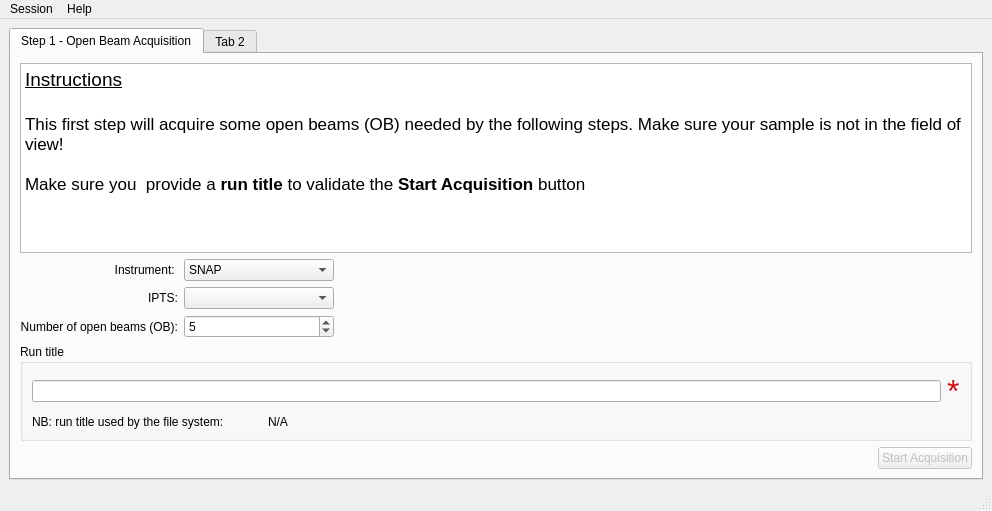
Old version of the form src/asui/ui/main_application.ui in the repository ornlneutronimaging/HyperCTui.
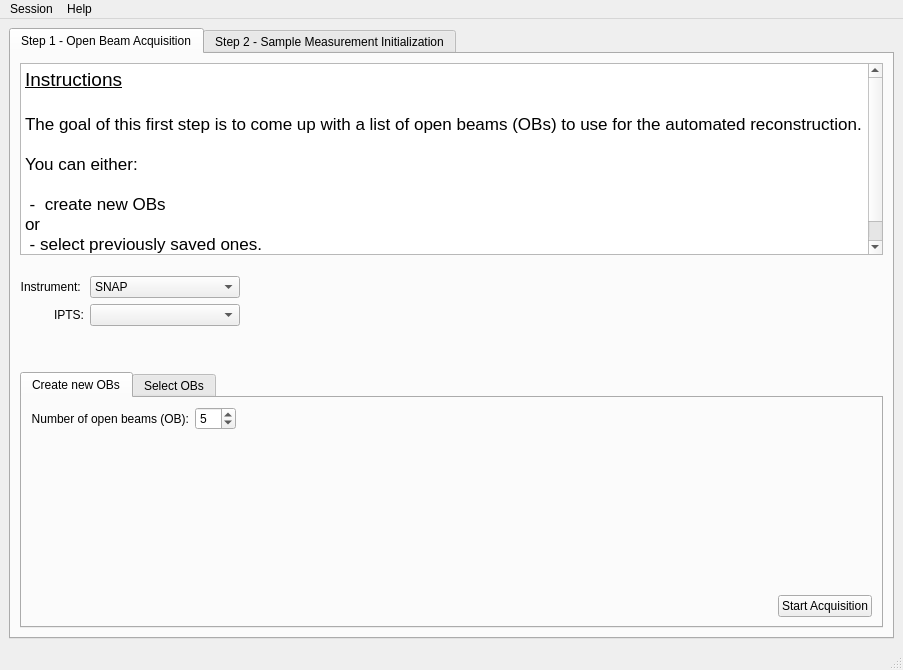
New version of the form. Icons and pictures are not drawn.

Commit message: new widgets for selection of OBs. this refs #4

Patch:
```diff
--- a/src/asui/ui/main_application.ui
+++ b/src/asui/ui/main_application.ui
@@ -6,8 +6,8 @@
    <rect>
     <x>0</x>
     <y>0</y>
-    <width>992</width>
-    <height>511</height>
+    <width>903</width>
+    <height>670</height>
    </rect>
   </property>
   <property name="windowTitle">
@@ -24,6 +24,12 @@
        <layout class="QVBoxLayout" name="verticalLayout_2">
         <item>
          <widget class="QTextEdit" name="textEdit">
+          <property name="minimumSize">
+           <size>
+            <width>0</width>
+            <height>160</height>
+           </size>
+          </property>
           <property name="readOnly">
            <bool>true</bool>
           </property>
@@ -34,9 +40,14 @@
 &lt;/style&gt;&lt;/head&gt;&lt;body style=&quot; font-family:'.AppleSystemUIFont'; font-size:13pt; font-weight:400; font-style:normal;&quot;&gt;
 &lt;p style=&quot; margin-top:0px; margin-bottom:0px; margin-left:0px; margin-right:0px; -qt-block-indent:0; text-indent:0px;&quot;&gt;&lt;span style=&quot; font-size:14pt; text-decoration: underline;&quot;&gt;Instructions&lt;/span&gt;&lt;/p&gt;
 &lt;p style=&quot;-qt-paragraph-type:empty; margin-top:0px; margin-bottom:0px; margin-left:0px; margin-right:0px; -qt-block-indent:0; text-indent:0px; font-size:14pt; text-decoration: underline;&quot;&gt;&lt;br /&gt;&lt;/p&gt;
-&lt;p style=&quot; margin-top:0px; margin-bottom:0px; margin-left:0px; margin-right:0px; -qt-block-indent:0; text-indent:0px;&quot;&gt;This first step will acquire some open beams (OB) needed by the following steps. Make sure your sample is not in the field of view!&lt;/p&gt;
+&lt;p style=&quot; margin-top:0px; margin-bottom:0px; margin-left:0px; margin-right:0px; -qt-block-indent:0; text-indent:0px;&quot;&gt;The goal of this first step is to come up with a list of open beams (OBs) to use for the automated reconstruction.&lt;/p&gt;
 &lt;p style=&quot;-qt-paragraph-type:empty; margin-top:0px; margin-bottom:0px; margin-left:0px; margin-right:0px; -qt-block-indent:0; text-indent:0px;&quot;&gt;&lt;br /&gt;&lt;/p&gt;
-&lt;p style=&quot; margin-top:0px; margin-bottom:0px; margin-left:0px; margin-right:0px; -qt-block-indent:0; text-indent:0px;&quot;&gt;Make sure you  provide a &lt;span style=&quot; font-weight:600;&quot;&gt;run title &lt;/span&gt;to validate the &lt;span style=&quot; font-weight:600;&quot;&gt;Start Acquisition&lt;/span&gt; button&lt;/p&gt;&lt;/body&gt;&lt;/html&gt;</string>
+&lt;p style=&quot; margin-top:0px; margin-bottom:0px; margin-left:0px; margin-right:0px; -qt-block-indent:0; text-indent:0px;&quot;&gt;You can either:&lt;/p&gt;
+&lt;p style=&quot;-qt-paragraph-type:empty; margin-top:0px; margin-bottom:0px; margin-left:0px; margin-right:0px; -qt-block-indent:0; text-indent:0px;&quot;&gt;&lt;br /&gt;&lt;/p&gt;
+&lt;p style=&quot; margin-top:0px; margin-bottom:0px; margin-left:0px; margin-right:0px; -qt-block-indent:0; text-indent:0px;&quot;&gt; -  create new OBs &lt;/p&gt;
+&lt;p style=&quot; margin-top:0px; margin-bottom:0px; margin-left:0px; margin-right:0px; -qt-block-indent:0; text-indent:0px;&quot;&gt;or&lt;/p&gt;
+&lt;p style=&quot; margin-top:0px; margin-bottom:0px; margin-left:0px; margin-right:0px; -qt-block-indent:0; text-indent:0px;&quot;&gt; - select previously saved ones.&lt;/p&gt;
+&lt;p style=&quot;-qt-paragraph-type:empty; margin-top:0px; margin-bottom:0px; margin-left:0px; margin-right:0px; -qt-block-indent:0; text-indent:0px;&quot;&gt;&lt;br /&gt;&lt;/p&gt;&lt;/body&gt;&lt;/html&gt;</string>
           </property>
          </widget>
         </item>
@@ -48,7 +59,7 @@
           <property name="sizeHint" stdset="0">
            <size>
             <width>20</width>
-            <height>1</height>
+            <height>9</height>
            </size>
           </property>
          </spacer>
@@ -68,16 +79,6 @@
             </property>
            </spacer>
           </item>
-          <item row="2" column="0">
-           <widget class="QLabel" name="label_3">
-            <property name="text">
-             <string>Number of open beams (OB):</string>
-            </property>
-            <property name="alignment">
-             <set>Qt::AlignRight|Qt::AlignTrailing|Qt::AlignVCenter</set>
-            </property>
-           </widget>
-          </item>
           <item row="0" column="0">
            <widget class="QLabel" name="label">
             <property name="text">
@@ -101,7 +102,64 @@
             </property>
            </widget>
           </item>
-          <item row="2" column="1">
+          <item row="0" column="1">
+           <widget class="QComboBox" name="step1_instrument_comboBox">
+            <property name="minimumSize">
+             <size>
+              <width>150</width>
+              <height>0</height>
+             </size>
+            </property>
+            <item>
+             <property name="text">
+              <string>SNAP</string>
+             </property>
+            </item>
+            <item>
+             <property name="text">
+              <string>VENUS</string>
+             </property>
+            </item>
+           </widget>
+          </item>
+         </layout>
+        </item>
+        <item>
+         <spacer name="verticalSpacer_3">
+          <property name="orientation">
+           <enum>Qt::Vertical</enum>
+          </property>
+          <property name="sizeHint" stdset="0">
+           <size>
+            <width>20</width>
+            <height>40</height>
+           </size>
+          </property>
+         </spacer>
+        </item>
+        <item>
+         <widget class="QTabWidget" name="tabWidget_2">
+          <property name="currentIndex">
+           <number>0</number>
+          </property>
+          <widget class="QWidget" name="tab_3">
+           <attribute name="title">
+            <string>Create new OBs</string>
+           </attribute>
+           <layout class="QVBoxLayout" name="verticalLayout_3">
+            <item>
+             <layout class="QHBoxLayout" name="horizontalLayout_2">
+              <item>
+               <widget class="QLabel" name="label_3">
+                <property name="text">
+                 <string>Number of open beams (OB):</string>
+                </property>
+                <property name="alignment">
+                 <set>Qt::AlignRight|Qt::AlignTrailing|Qt::AlignVCenter</set>
+                </property>
+               </widget>
+              </item>
+              <item>
            <widget class="QSpinBox" name="step1_number_of_ob_spinBox">
             <property name="minimum">
              <number>1</number>
@@ -114,41 +172,119 @@
             </property>
            </widget>
           </item>
-          <item row="0" column="1">
-           <widget class="QComboBox" name="step1_instrument_comboBox">
-            <property name="minimumSize">
+              <item>
+               <spacer name="horizontalSpacer_3">
+                <property name="orientation">
+                 <enum>Qt::Horizontal</enum>
+                </property>
+                <property name="sizeHint" stdset="0">
              <size>
-              <width>150</width>
-              <height>0</height>
-             </size>
-            </property>
+                  <width>629</width>
+                  <height>20</height>
+                 </size>
+                </property>
+               </spacer>
+              </item>
+             </layout>
+            </item>
             <item>
-             <property name="text">
-              <string>SNAP</string>
-             </property>
+             <spacer name="verticalSpacer">
+              <property name="orientation">
+               <enum>Qt::Vertical</enum>
+              </property>
+              <property name="sizeHint" stdset="0">
+               <size>
+                <width>20</width>
+                <height>157</height>
+               </size>
+              </property>
+             </spacer>
             </item>
             <item>
-             <property name="text">
-              <string>VENUS</string>
-             </property>
-            </item>
+             <layout class="QHBoxLayout" name="horizontalLayout">
+              <item>
+               <spacer name="horizontalSpacer">
+                <property name="orientation">
+                 <enum>Qt::Horizontal</enum>
+                </property>
+                <property name="sizeHint" stdset="0">
+                 <size>
+                  <width>40</width>
+                  <height>20</height>
+                 </size>
+                </property>
+               </spacer>
+              </item>
+              <item>
+               <widget class="QPushButton" name="step1_start_acquisition_pushButton">
+                <property name="enabled">
+                 <bool>true</bool>
+                </property>
+                <property name="text">
+                 <string>Start Acquisition</string>
+                </property>
            </widget>
           </item>
          </layout>
         </item>
-        <item>
-         <widget class="QGroupBox" name="groupBox">
+           </layout>
+          </widget>
+          <widget class="QWidget" name="tab_4">
+           <attribute name="title">
+            <string>Select OBs</string>
+           </attribute>
+          </widget>
+         </widget>
+        </item>
+       </layout>
+      </widget>
+      <widget class="QWidget" name="tab_2">
+       <attribute name="title">
+        <string>Step 2 - Sample Measurement Initialization</string>
+       </attribute>
+       <widget class="QTextEdit" name="textEdit_2">
+        <property name="geometry">
+         <rect>
+          <x>20</x>
+          <y>20</y>
+          <width>922</width>
+          <height>81</height>
+         </rect>
+        </property>
+        <property name="readOnly">
+         <bool>true</bool>
+        </property>
+        <property name="html">
+         <string>&lt;!DOCTYPE HTML PUBLIC &quot;-//W3C//DTD HTML 4.0//EN&quot; &quot;http://www.w3.org/TR/REC-html40/strict.dtd&quot;&gt;
+&lt;html&gt;&lt;head&gt;&lt;meta name=&quot;qrichtext&quot; content=&quot;1&quot; /&gt;&lt;style type=&quot;text/css&quot;&gt;
+p, li { white-space: pre-wrap; }
+&lt;/style&gt;&lt;/head&gt;&lt;body style=&quot; font-family:'.AppleSystemUIFont'; font-size:13pt; font-weight:400; font-style:normal;&quot;&gt;
+&lt;p style=&quot; margin-top:0px; margin-bottom:0px; margin-left:0px; margin-right:0px; -qt-block-indent:0; text-indent:0px;&quot;&gt;&lt;span style=&quot; font-size:14pt; text-decoration: underline;&quot;&gt;Instructions&lt;/span&gt;&lt;/p&gt;
+&lt;p style=&quot;-qt-paragraph-type:empty; margin-top:0px; margin-bottom:0px; margin-left:0px; margin-right:0px; -qt-block-indent:0; text-indent:0px; font-size:14pt; text-decoration: underline;&quot;&gt;&lt;br /&gt;&lt;/p&gt;
+&lt;p style=&quot; margin-top:0px; margin-bottom:0px; margin-left:0px; margin-right:0px; -qt-block-indent:0; text-indent:0px;&quot;&gt;Bring back the sample in the field of view. &lt;/p&gt;
+&lt;p style=&quot;-qt-paragraph-type:empty; margin-top:0px; margin-bottom:0px; margin-left:0px; margin-right:0px; -qt-block-indent:0; text-indent:0px;&quot;&gt;&lt;br /&gt;&lt;/p&gt;&lt;/body&gt;&lt;/html&gt;</string>
+        </property>
+       </widget>
+       <widget class="QGroupBox" name="groupBox_2">
+        <property name="geometry">
+         <rect>
+          <x>20</x>
+          <y>120</y>
+          <width>922</width>
+          <height>108</height>
+         </rect>
+        </property>
           <property name="title">
            <string>Run title</string>
           </property>
-          <layout class="QVBoxLayout" name="verticalLayout_3">
+        <layout class="QVBoxLayout" name="verticalLayout_4">
            <item>
-            <layout class="QHBoxLayout" name="horizontalLayout_2">
+          <layout class="QHBoxLayout" name="horizontalLayout_4">
              <item>
-              <widget class="QLineEdit" name="step1_run_title_lineEdit"/>
+            <widget class="QLineEdit" name="step2_run_title_lineEdit"/>
              </item>
              <item>
-              <widget class="QLabel" name="run_title_missing_label">
+            <widget class="QLabel" name="run_title_missing_label_2">
                <property name="palette">
                 <palette>
                  <active>
@@ -199,7 +335,7 @@
             </layout>
            </item>
            <item>
-            <layout class="QHBoxLayout" name="horizontalLayout_3">
+          <layout class="QHBoxLayout" name="horizontalLayout_5">
              <item>
               <widget class="QLabel" name="label_5">
                <property name="minimumSize">
@@ -230,53 +366,6 @@
            </item>
           </layout>
          </widget>
-        </item>
-        <item>
-         <spacer name="verticalSpacer">
-          <property name="orientation">
-           <enum>Qt::Vertical</enum>
-          </property>
-          <property name="sizeHint" stdset="0">
-           <size>
-            <width>20</width>
-            <height>0</height>
-           </size>
-          </property>
-         </spacer>
-        </item>
-        <item>
-         <layout class="QHBoxLayout" name="horizontalLayout">
-          <item>
-           <spacer name="horizontalSpacer">
-            <property name="orientation">
-             <enum>Qt::Horizontal</enum>
-            </property>
-            <property name="sizeHint" stdset="0">
-             <size>
-              <width>40</width>
-              <height>20</height>
-             </size>
-            </property>
-           </spacer>
-          </item>
-          <item>
-           <widget class="QPushButton" name="step1_start_acquisition_pushButton">
-            <property name="enabled">
-             <bool>false</bool>
-            </property>
-            <property name="text">
-             <string>Start Acquisition</string>
-            </property>
-           </widget>
-          </item>
-         </layout>
-        </item>
-       </layout>
-      </widget>
-      <widget class="QWidget" name="tab_2">
-       <attribute name="title">
-        <string>Tab 2</string>
-       </attribute>
       </widget>
      </widget>
     </item>
@@ -288,7 +377,7 @@
     <rect>
      <x>0</x>
      <y>0</y>
-     <width>992</width>
+     <width>903</width>
      <height>24</height>
     </rect>
    </property>
```
Left out of the diff: 40 changed lines with no effect on the pictures. Lines whose indentation alone changed are shown as unchanged. The commit also changes 7 other files.
